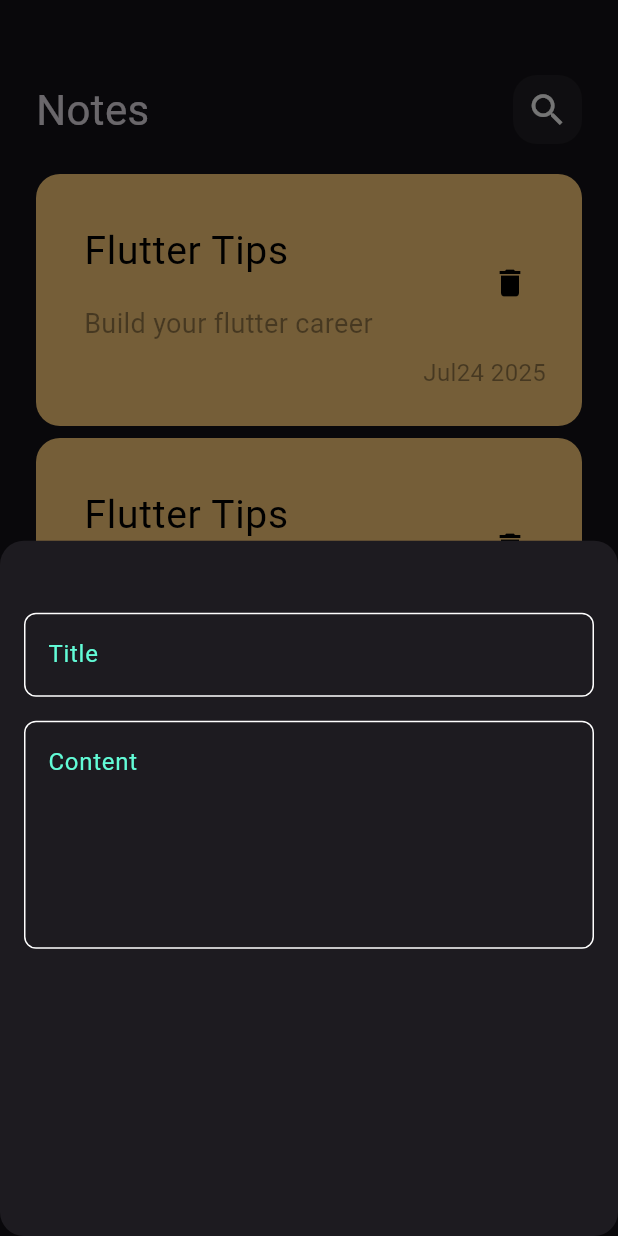
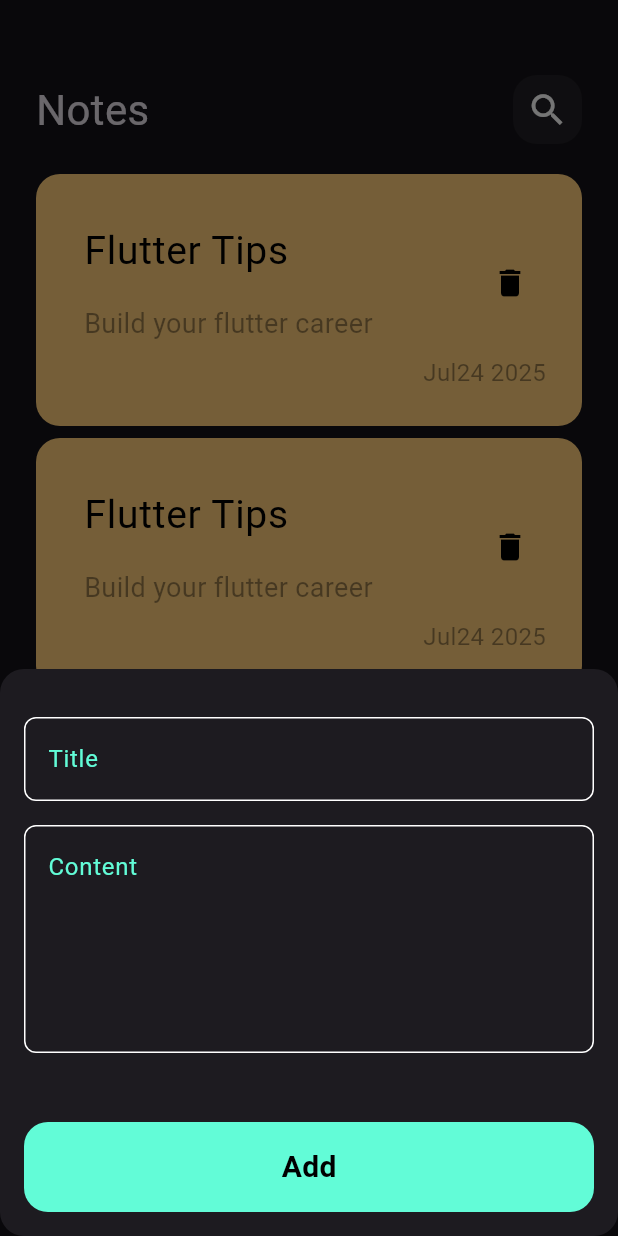
Before and after one commit to KarimaMahmoud626/notesApp, a Flutter app: the screen it shows after launch, after a tap on the "add" icon, on a phone screen of 412 x 824 dp. Run offline on Flutter 3.47's test engine with Material 3 defaults, Android fonts, the phone set to English and light mode, and no system bars.

Commit message:
finish notes bottom sheet

```diff
--- a/lib/widgets/add_note_bottom_sheet.dart
+++ b/lib/widgets/add_note_bottom_sheet.dart
@@ -1,4 +1,5 @@
 import 'package:flutter/material.dart';
+import 'package:notes_app/widgets/custom_button.dart';
 import 'package:notes_app/widgets/custom_text_field.dart';
 
 class AddNoteBottomSheet extends StatelessWidget {
@@ -7,14 +8,19 @@ class AddNoteBottomSheet extends StatelessWidget {
   @override
   Widget build(BuildContext context) {
     return Padding(
-      padding: const EdgeInsets.all(16.0),
+      padding: const EdgeInsets.symmetric(horizontal: 16.0),
+      child: SingleChildScrollView(
         child: Column(
           children: [
             SizedBox(height: 32),
             CustomTextField(hint: 'Title'),
             SizedBox(height: 16),
             CustomTextField(hint: 'Content', maxLines: 5),
+            SizedBox(height: 46),
+            CustomButton(),
+            SizedBox(height: 16),
           ],
+        ),
       ),
     );
   }
--- /dev/null
+++ b/lib/widgets/custom_button.dart
@@ -0,0 +1,28 @@
+import 'package:flutter/material.dart';
+import 'package:notes_app/constants.dart';
+
+class CustomButton extends StatelessWidget {
+  const CustomButton({super.key});
+
+  @override
+  Widget build(BuildContext context) {
+    return Container(
+      width: MediaQuery.of(context).size.width,
+      height: 60,
+      decoration: BoxDecoration(
+        color: kPrimaryColor,
+        borderRadius: BorderRadius.circular(16),
+      ),
+      child: Center(
+        child: Text(
+          'Add',
+          style: TextStyle(
+            color: Colors.black,
+            fontSize: 20,
+            fontWeight: FontWeight.bold,
+          ),
+        ),
+      ),
+    );
+  }
+}
```
Lines whose indentation alone changed are shown as unchanged.
